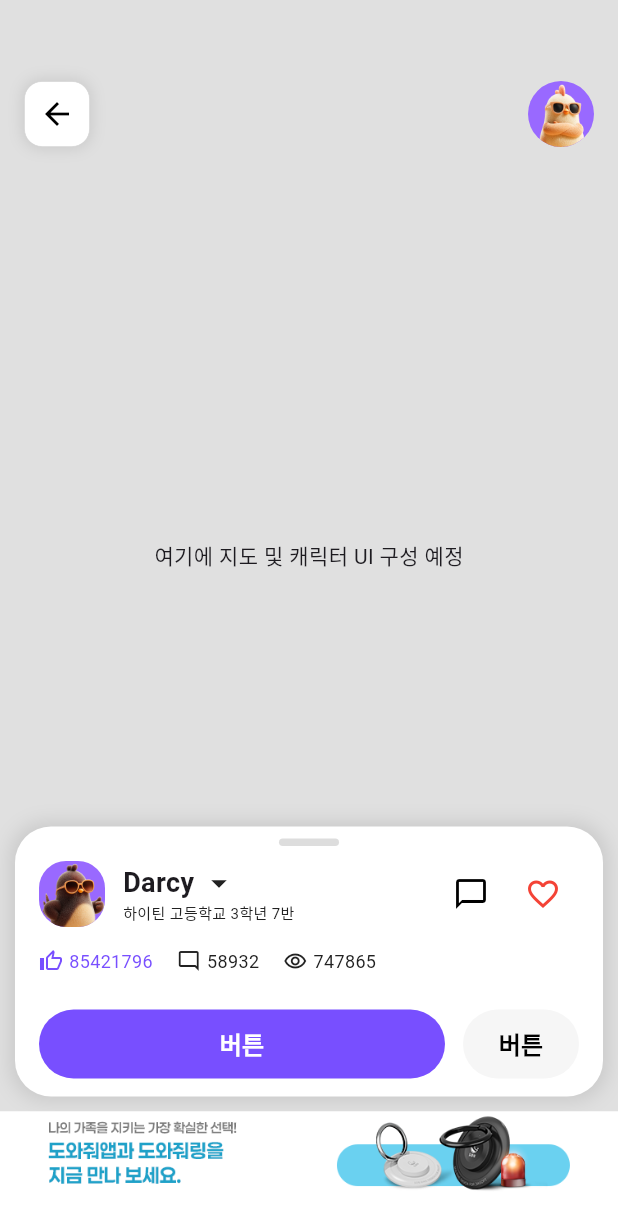
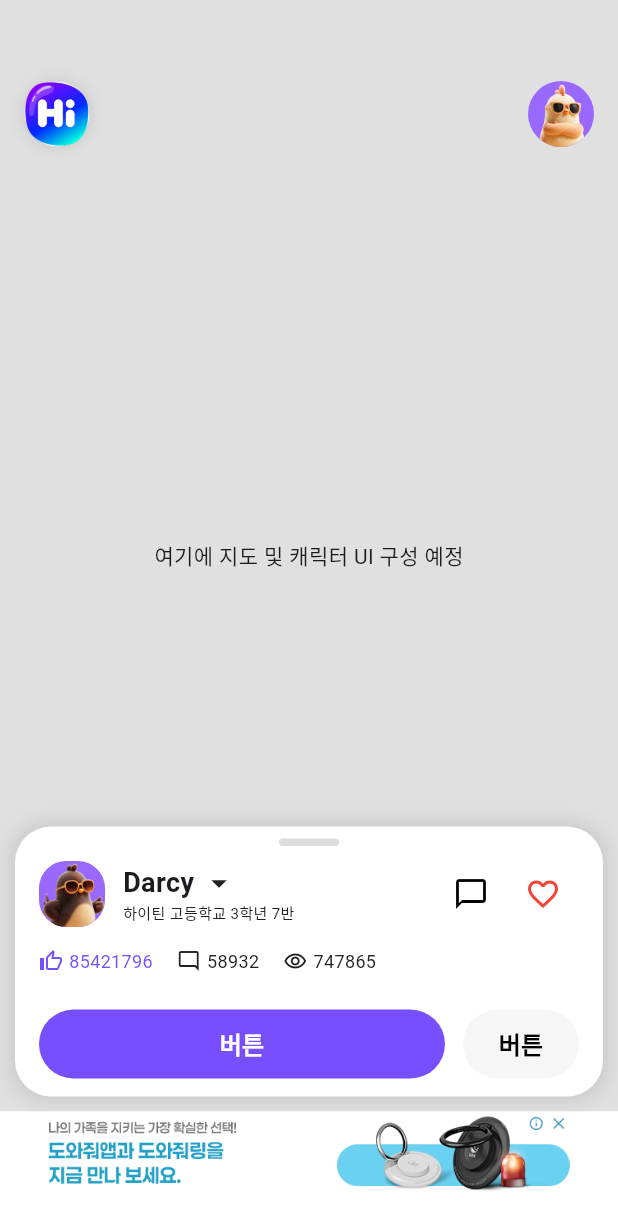
Before and after one commit to gyu-hyung/work, a Flutter app: the TeenNowPageView screen opened directly, on a phone screen of 412 x 824 dp. Shown: the top 1230 px of the screen. Run offline on Flutter 3.47's test engine with Material 3 defaults, Android fonts, the phone set to English and light mode, and no system bars; our stand-ins replace curved_navigation_bar, equatable, flutter_bloc, flutter_svg, go_router.

Commit message:
bottom banner, hiteen logo

```diff
--- a/lib/src/ui/pages/teen_now/teen_now_page.dart
+++ b/lib/src/ui/pages/teen_now/teen_now_page.dart
@@ -2,36 +2,8 @@ import 'package:flutter/material.dart';
 import 'package:flutter_bloc/flutter_bloc.dart';
 import 'package:go_router/go_router.dart';
 import 'package:practice01/src/ui/pages/teen_now/bloc/expanded_bloc.dart';
+import 'package:practice01/src/ui/pages/teen_now/widgets/icon_text.dart';
 import 'package:practice01/src/ui/widgets/hiteen_bottom_banner.dart';
-
-class _IconText extends StatelessWidget {
-  final IconData icon;
-  final String label;
-  final bool primary;
-
-  const _IconText({
-    required this.icon,
-    required this.label,
-    this.primary = false,
-  });
-
-  @override
-  Widget build(BuildContext context) {
-    final Color color =
-        primary ? const Color(0xFF784FFF) : const Color(0xFF212121);
-
-    return Row(
-      children: [
-        Icon(icon, size: 16, color: color),
-        const SizedBox(width: 4),
-        Text(
-          label,
-          style: TextStyle(fontSize: 12, color: color),
-        ),
-      ],
-    );
-  }
-}
 
 class TeenNowPage extends StatelessWidget {
   const TeenNowPage({super.key});
@@ -63,9 +35,9 @@ class TeenNowPageView extends StatelessWidget {
               ],
             ),
           ),
-          const HiteenBottomBanner(),
         ],
       ),
+      bottomNavigationBar: const HiteenBottomBanner(),
     );
   }
 
@@ -91,7 +63,7 @@ class TeenNowPageView extends StatelessWidget {
           height: 44,
           decoration: BoxDecoration(
             color: Colors.white,
-            borderRadius: BorderRadius.circular(12),
+            borderRadius: BorderRadius.circular(50),
             border: Border.all(
               color: const Color(0xFFD4D4D4),
               width: 0.5,
@@ -105,7 +77,7 @@ class TeenNowPageView extends StatelessWidget {
               ),
             ],
           ),
-          child: const Icon(Icons.arrow_back, color: Colors.black),
+          child: Image.asset('assets/icons/hiteen_logo2.png'),
         ),
       ),
     );
@@ -258,12 +230,21 @@ class TeenNowPageView extends StatelessWidget {
         mainAxisAlignment: MainAxisAlignment.start,
         spacing: 16,
         children: [
-          _IconText(
-              icon: Icons.thumb_up_alt_outlined,
-              label: '85421796',
-              primary: true),
-          _IconText(icon: Icons.mode_comment_outlined, label: '58932'),
-          _IconText(icon: Icons.remove_red_eye_outlined, label: '747865'),
+          IconText(
+            icon: Icons.thumb_up_alt_outlined,
+            label: '85421796',
+            primary: true,
+          ),
+          IconText(
+            icon: Icons.mode_comment_outlined,
+            label: '58932',
+            primary: false,
+          ),
+          IconText(
+            icon: Icons.remove_red_eye_outlined,
+            label: '747865',
+            primary: false,
+          ),
         ],
       ),
     );
@@ -394,11 +375,11 @@ class TeenNowPageView extends StatelessWidget {
         decoration: BoxDecoration(
           color: Colors.white,
           borderRadius: BorderRadius.circular(32),
-          boxShadow: [
+          boxShadow: const [
             BoxShadow(
-              color: Colors.black.withOpacity(0.05),
+              // color: Colors.black.withOpacity(0.05),
               blurRadius: 4,
-              offset: const Offset(0, 2),
+              offset: Offset(0, 2),
             ),
           ],
         ),
--- /dev/null
+++ b/lib/src/ui/pages/teen_now/widgets/icon_text.dart
@@ -0,0 +1,30 @@
+import 'package:flutter/material.dart';
+
+class IconText extends StatelessWidget {
+  final IconData icon;
+  final String label;
+  final bool primary;
+
+  const IconText(
+      {super.key,
+      required this.icon,
+      required this.label,
+      required this.primary});
+
+  @override
+  Widget build(BuildContext context) {
+    final Color color =
+        primary ? const Color(0xFF784FFF) : const Color(0xFF212121);
+
+    return Row(
+      children: [
+        Icon(icon, size: 16, color: color),
+        const SizedBox(width: 4),
+        Text(
+          label,
+          style: TextStyle(fontSize: 12, color: color),
+        ),
+      ],
+    );
+  }
+}
--- a/lib/src/ui/widgets/hiteen_bottom_banner.dart
+++ b/lib/src/ui/widgets/hiteen_bottom_banner.dart
@@ -5,7 +5,9 @@ class HiteenBottomBanner extends StatelessWidget {
 
   @override
   Widget build(BuildContext context) {
-    return Container(
+    return Stack(
+      children: [
+        Container(
           height: 83,
           width: double.infinity,
           color: Colors.white,
@@ -14,12 +16,23 @@ class HiteenBottomBanner extends StatelessWidget {
               SizedBox(
                 width: 350,
                 child: Image.asset(
-              'assets/banners/banner1.png',
+                  'assets/images/banner1.png',
                   fit: BoxFit.cover,
                 ),
               ),
             ],
           ),
+        ),
+        Positioned(
+          top: 0,
+          right: 32,
+          child: Image.asset(
+            'assets/icons/banner_close.png',
+            width: 30,
+            height: 16,
+          ),
+        ),
+      ],
     );
   }
 }
--- a/pubspec.yaml
+++ b/pubspec.yaml
@@ -25,8 +25,8 @@ dependencies:
   flutter_staggered_grid_view: ^0.7.0
   soft_edge_blur: ^0.1.3
   curved_navigation_bar: ^1.0.6
-
   cupertino_icons: ^1.0.8
+  convex_bottom_bar: ^3.2.0
 
 dev_dependencies:
   flutter_test:
```
Also changed, not shown: assets/icons/banner_close.png (added), assets/icons/hiteen_logo2.png (added), assets/images/banner1.png (renamed from assets/banners/banner1.png), assets/images/hiteen_logo.svg (added), pubspec.lock. Lines whose indentation alone changed are shown as unchanged.
